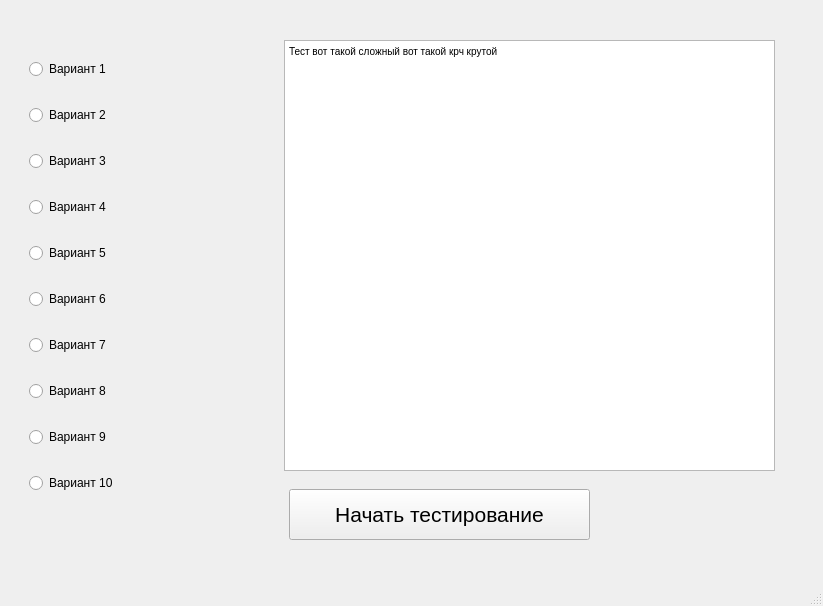
Before: the Qt Designer form PyQtUSE/main_window1.ui in qpotak/USE-trainer, drawn with Qt 5.
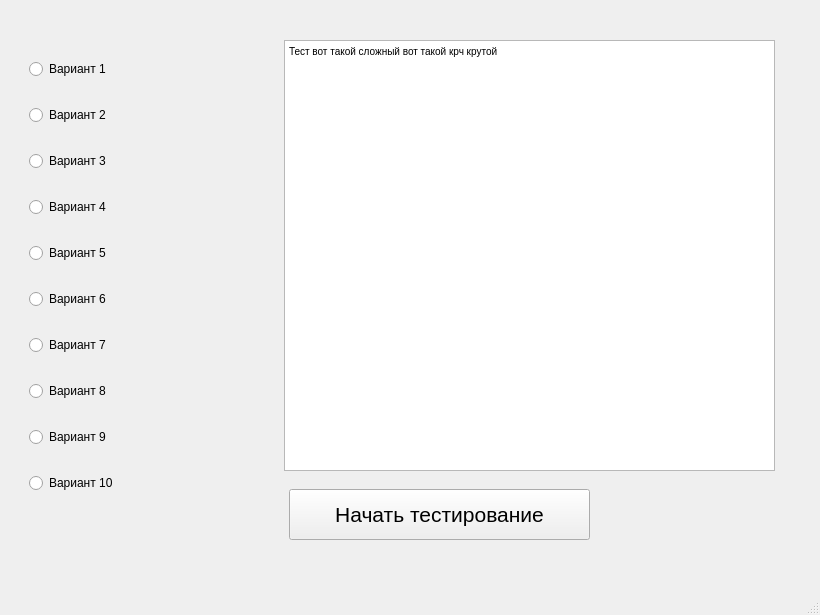
After: the same form once the commit is applied. The open tabs and pages were chosen to show the change.

What changed in the file:
```diff
--- a/PyQtUSE/main_window1.ui
+++ b/PyQtUSE/main_window1.ui
@@ -6,8 +6,8 @@
    <rect>
     <x>0</x>
     <y>0</y>
-    <width>823</width>
-    <height>606</height>
+    <width>820</width>
+    <height>615</height>
    </rect>
   </property>
   <property name="windowTitle">
@@ -124,7 +124,7 @@
 &lt;p style=&quot;-qt-paragraph-type:empty; margin-top:0px; margin-bottom:0px; margin-left:0px; margin-right:0px; -qt-block-indent:0; text-indent:0px;&quot;&gt;&lt;br /&gt;&lt;/p&gt;&lt;/body&gt;&lt;/html&gt;</string>
         </property>
        </widget>
-       <widget class="QWidget" name="">
+       <widget class="QWidget" name="layoutWidget">
         <property name="geometry">
          <rect>
           <x>20</x>
```
Left out of the diff: 10 changed lines with no effect on the pictures.
